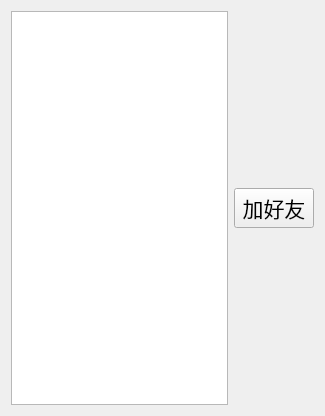
Above: TcpClient/online.ui from Jiwj-sudo/Web-disk-project before the change. Below: the same form after it.
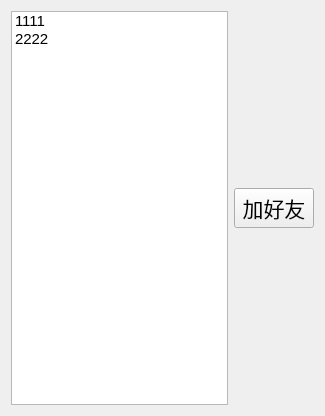
That is the form after the change.

Diff of the .ui file:
```diff
--- a/TcpClient/online.ui
+++ b/TcpClient/online.ui
@@ -23,6 +23,16 @@
          <pointsize>11</pointsize>
         </font>
        </property>
+       <item>
+        <property name="text">
+         <string>1111</string>
+        </property>
+       </item>
+       <item>
+        <property name="text">
+         <string>2222</string>
+        </property>
+       </item>
       </widget>
      </item>
      <item>
```
